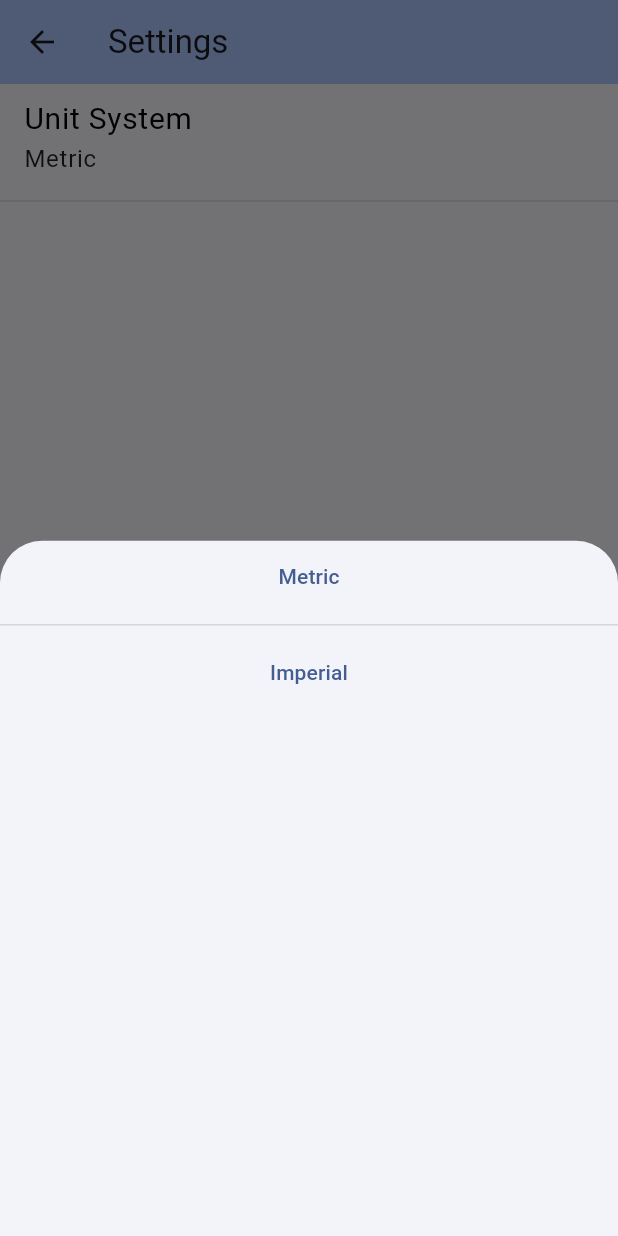
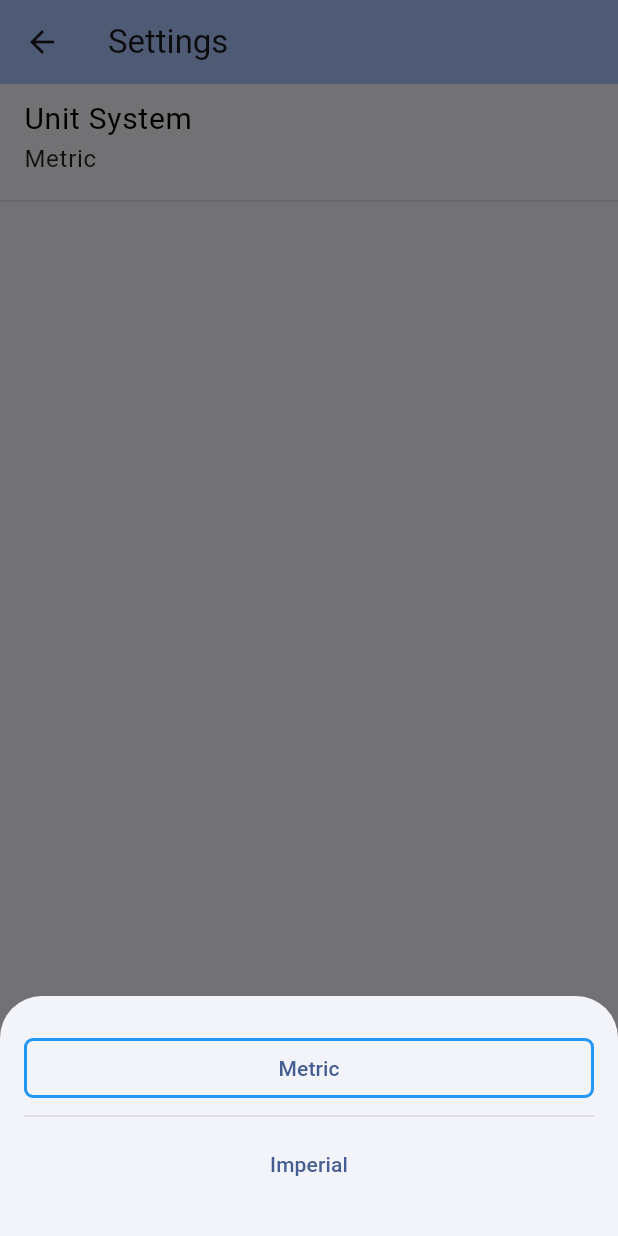
Before and after one commit to pokailin/weights, a Flutter app: the Settings screen opened by its route, after a tap on "Unit System", on a phone screen of 412 x 824 dp. Run offline on Flutter 3.47's test engine with Material 2 defaults, Android fonts, the phone set to English and light mode, and no system bars; our stand-ins replace bloc, flutter_bloc, freezed_annotation, go_router.

Commit message:
Update settings.dart
styling

```diff
--- a/lib/src/features/settings/presentation/settings.dart
+++ b/lib/src/features/settings/presentation/settings.dart
@@ -39,10 +39,29 @@ class Settings extends StatelessWidget {
             onTap: () => {
               showModalBottomSheet(
                 context: context,
-                builder: (context) => Column(
+                builder: (context) => Padding(
+                  padding: const EdgeInsets.symmetric(
+                    vertical: 24,
+                    horizontal: 16,
+                  ),
+                  child: Column(
+                    mainAxisSize: MainAxisSize.min,
                     crossAxisAlignment: CrossAxisAlignment.stretch,
                     children: [
-                    TextButton(
+                      BlocBuilder<SettingsBloc, SettingsState>(
+                        builder: (context, state) {
+                          return OutlinedButton(
+                            style: OutlinedButton.styleFrom(
+                              shape: RoundedRectangleBorder(
+                                borderRadius: BorderRadius.circular(6.0),
+                              ),
+                              side: BorderSide(
+                                width: 2,
+                                color: state.unit == MeasurementUnit.metric
+                                    ? Colors.blue
+                                    : Colors.transparent,
+                              ),
+                            ),
                             onPressed: () {
                               context.read<SettingsBloc>().add(
                                     const SettingsEvent.unitChanged(
@@ -52,11 +71,26 @@ class Settings extends StatelessWidget {
                               context.pop();
                             },
                             child: const Text('Metric'),
+                          );
+                        },
                       ),
                       const Divider(
                         color: Colors.black12,
                       ),
-                    TextButton(
+                      BlocBuilder<SettingsBloc, SettingsState>(
+                        builder: (context, state) {
+                          return OutlinedButton(
+                            style: OutlinedButton.styleFrom(
+                              shape: RoundedRectangleBorder(
+                                borderRadius: BorderRadius.circular(6.0),
+                              ),
+                              side: BorderSide(
+                                width: 2,
+                                color: state.unit == MeasurementUnit.imperial
+                                    ? Colors.blue
+                                    : Colors.transparent,
+                              ),
+                            ),
                             onPressed: () {
                               context.read<SettingsBloc>().add(
                                     const SettingsEvent.unitChanged(
@@ -66,8 +100,11 @@ class Settings extends StatelessWidget {
                               context.pop();
                             },
                             child: const Text('Imperial'),
+                          );
+                        },
                       ),
                     ],
+                  ),
                 ),
               )
             },
```
Lines whose indentation alone changed are shown as unchanged.
